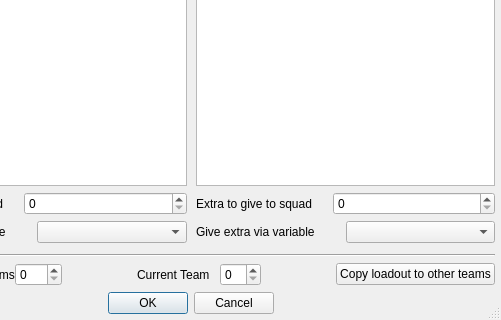
Qt form qtfred/ui/LoadoutDialog.ui (JohnAFernandez/fs2open) before a commit; both pictures show x 119 to 620 and y 323 to 643 of the 620 by 643 pixel window.
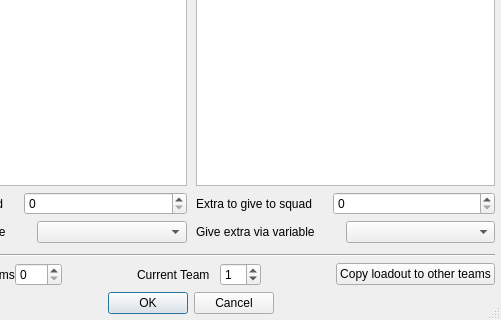
The same form after that commit.

The edit to the form file:
```diff
--- a/qtfred/ui/LoadoutDialog.ui
+++ b/qtfred/ui/LoadoutDialog.ui
@@ -178,6 +178,9 @@
            <verstretch>0</verstretch>
           </sizepolicy>
          </property>
+         <property name="value">
+          <number>1</number>
+         </property>
         </widget>
        </item>
        <item>
```
Left out of the diff: 17 changed lines with no effect on the pictures.
